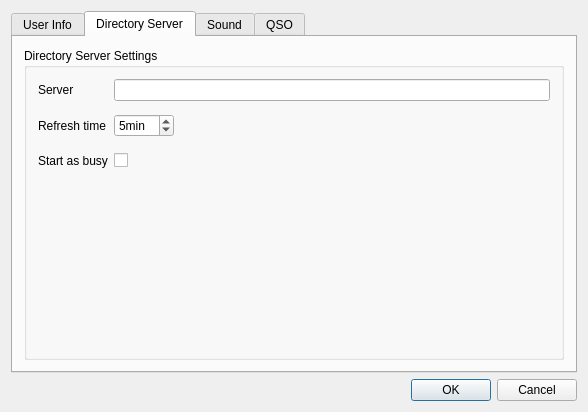
Before: the Qt Designer form src/qtel/SettingsDialogBase.ui in sm0svx/svxlink, drawn with Qt 5.
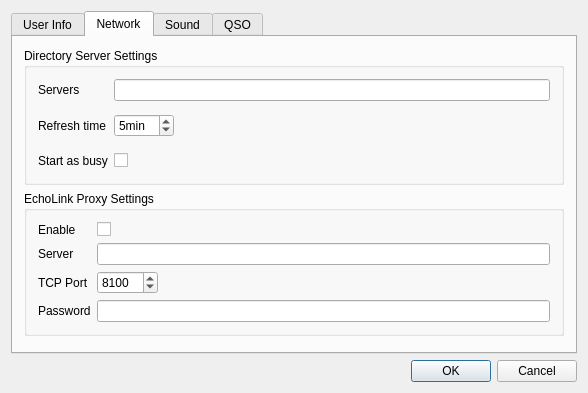
After: the same form once the commit is applied. The open tabs and pages were chosen to show the change.

Diff of the .ui file:
```diff
--- a/src/qtel/SettingsDialogBase.ui
+++ b/src/qtel/SettingsDialogBase.ui
@@ -6,7 +6,7 @@
     <x>0</x>
     <y>0</y>
     <width>588</width>
-    <height>412</height>
+    <height>393</height>
    </rect>
   </property>
   <property name="windowTitle">
@@ -165,7 +165,7 @@
      </widget>
      <widget class="QWidget" name="directory_server_tab">
       <attribute name="title">
-       <string>Directory Server</string>
+       <string>Network</string>
       </attribute>
       <layout class="QVBoxLayout" name="verticalLayout_2">
        <item>
@@ -177,7 +177,7 @@
           <item row="0" column="0">
            <widget class="QLabel" name="TextLabel7">
             <property name="text">
-             <string>Server</string>
+             <string>Servers</string>
             </property>
             <property name="wordWrap">
              <bool>false</bool>
@@ -269,22 +269,109 @@
             </property>
            </spacer>
           </item>
-          <item row="3" column="3">
-           <spacer name="verticalSpacer">
+         </layout>
+        </widget>
+       </item>
+       <item>
+        <widget class="QGroupBox" name="groupBox_5">
+         <property name="title">
+          <string>EchoLink Proxy Settings</string>
+         </property>
+         <layout class="QGridLayout" name="gridLayout_6">
+          <item row="0" column="0">
+           <widget class="QLabel" name="proxy_enabled_label">
+            <property name="text">
+             <string>Enable</string>
+            </property>
+           </widget>
+          </item>
+          <item row="0" column="1">
+           <widget class="QCheckBox" name="proxy_enabled">
+            <property name="toolTip">
+             <string>If enabling EchoLink proxy you must supply a proxy server hostname or IP address.</string>
+            </property>
+           </widget>
+          </item>
+          <item row="1" column="0">
+           <widget class="QLabel" name="proxy_server_label">
+            <property name="text">
+             <string>Server</string>
+            </property>
+           </widget>
+          </item>
+          <item row="1" column="1" colspan="2">
+           <widget class="QLineEdit" name="proxy_server">
+            <property name="toolTip">
+             <string>The hostname or IP address of the EchoLink proxy server to use</string>
+            </property>
+           </widget>
+          </item>
+          <item row="2" column="0">
+           <widget class="QLabel" name="proxy_port_label">
+            <property name="text">
+             <string>TCP Port</string>
+            </property>
+           </widget>
+          </item>
+          <item row="2" column="1">
+           <widget class="QSpinBox" name="proxy_port">
+            <property name="toolTip">
+             <string>The TCP port to connect to on the EchoLink proxy server, default 8100</string>
+            </property>
+            <property name="minimum">
+             <number>1</number>
+            </property>
+            <property name="maximum">
+             <number>65535</number>
+            </property>
+            <property name="value">
+             <number>8100</number>
+            </property>
+           </widget>
+          </item>
+          <item row="2" column="2">
+           <spacer name="horizontalSpacer_5">
             <property name="orientation">
-             <enum>Qt::Vertical</enum>
+             <enum>Qt::Horizontal</enum>
             </property>
             <property name="sizeHint" stdset="0">
              <size>
-              <width>20</width>
-              <height>156</height>
+              <width>425</width>
+              <height>20</height>
              </size>
             </property>
            </spacer>
           </item>
+          <item row="3" column="0">
+           <widget class="QLabel" name="proxy_password_label">
+            <property name="text">
+             <string>Password</string>
+            </property>
+           </widget>
+          </item>
+          <item row="3" column="1" colspan="2">
+           <widget class="QLineEdit" name="proxy_password">
+            <property name="toolTip">
+             <string>The EchoLink PROXY password, not your normal EchoLink password. Leave empty for public proxy.</string>
+            </property>
+           </widget>
+          </item>
          </layout>
         </widget>
        </item>
+       <item>
+        <spacer name="verticalSpacer">
+         <property name="orientation">
+          <enum>Qt::Vertical</enum>
+         </property>
+         <property name="sizeHint" stdset="0">
+          <size>
+           <width>20</width>
+           <height>42</height>
+          </size>
+         </property>
+        </spacer>
+       </item>
       </layout>
      </widget>
      <widget class="QWidget" name="sound_tab">
```
Left out of the diff: 74 changed lines with no effect on the pictures.
